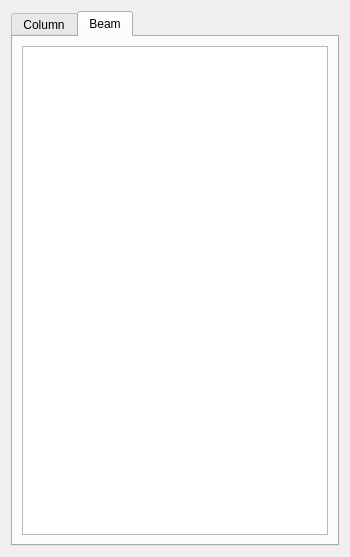
Qt form widgets/define/view_frame_sections.ui (ebrahimraeyat/civilTools) before a commit.
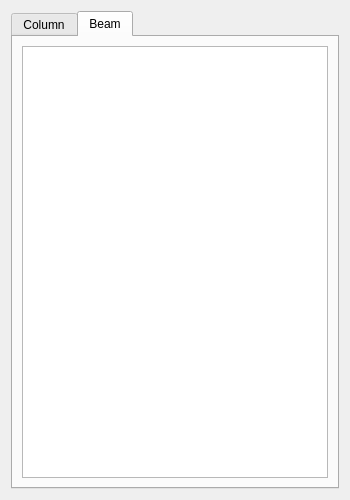
The same form after that commit. The open tabs and pages were chosen to show the change.

What changed in the file:
```diff
--- a/widgets/define/view_frame_sections.ui
+++ b/widgets/define/view_frame_sections.ui
@@ -7,7 +7,7 @@
     <x>0</x>
     <y>0</y>
     <width>350</width>
-    <height>557</height>
+    <height>500</height>
    </rect>
   </property>
   <property name="minimumSize">
@@ -48,7 +48,11 @@
       </attribute>
       <layout class="QVBoxLayout" name="verticalLayout_2">
        <item>
-        <widget class="QTableView" name="beams_tableview"/>
+        <widget class="QTableView" name="beams_tableview">
+         <property name="sortingEnabled">
+          <bool>true</bool>
+         </property>
+        </widget>
        </item>
       </layout>
      </widget>
```
Left out of the diff: 5 changed lines with no effect on the pictures.
